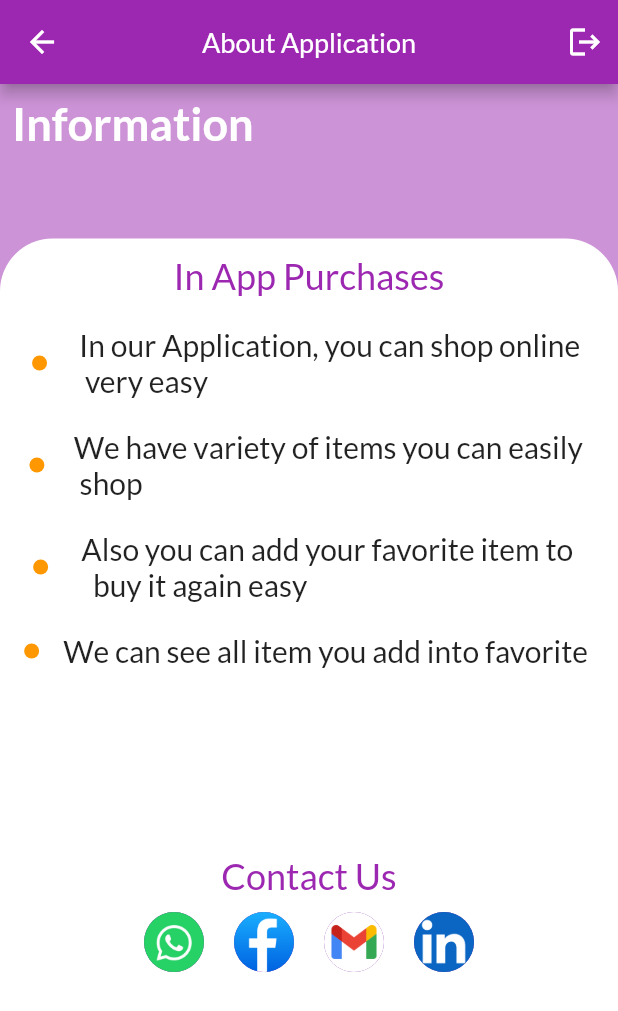
After one commit to MohamedKomi/iti_shop, a Flutter app: the AboutApplicationScreen screen opened directly, on a phone screen of 412 x 824 dp. The commit adds this screen. Shown: the top 1011 px of the screen. Run offline on Flutter 3.47's test engine with Material 2 defaults, Android fonts, the phone set to English and light mode, and no system bars; our stand-ins replace shared_preferences; accounts and stored records are empty.

Commit message:
about app screen

```diff
--- a/lib/main.dart
+++ b/lib/main.dart
@@ -1,7 +1,7 @@
 import 'package:flutter/material.dart';
 import 'package:provider/provider.dart';
 import 'package:shop_app/providers/products.dart';
-import 'package:shop_app/splash/splash_screen.dart';
+import 'package:shop_app/screens/splash_screen.dart';
 
 import './providers/auth.dart';
 import './providers/cart.dart';
--- /dev/null
+++ b/lib/screens/about_app_screen.dart
@@ -0,0 +1,51 @@
+import 'package:flutter/material.dart';
+import 'package:shop_app/widgets/content_page_about_app.dart';
+
+class AboutApplicationScreen extends StatelessWidget {
+  const AboutApplicationScreen({Key? key}) : super(key: key);
+
+  @override
+  Widget build(BuildContext context) {
+    return SafeArea(
+      child: Scaffold(
+        backgroundColor: Colors.white,
+        appBar: AppBar(
+          centerTitle: true,
+          title: const Text(
+            'About Application',
+            style: TextStyle(fontSize: 18, color: Colors.white),
+          ),
+          actions: const [
+            Padding(
+              padding: EdgeInsets.only(right: 10),
+              child: Icon(Icons.logout),
+            ),
+          ],
+        ),
+        body: Column(
+          children: [
+            Stack(
+              children: [_infoCard(context), const ContentPage()],
+            )
+          ],
+        ),
+      ),
+    );
+  }
+
+  Widget _infoCard(context) {
+    return Container(
+      width: MediaQuery.of(context).size.width,
+      height: MediaQuery.of(context).size.height / 1.2,
+      color: Colors.purple.withOpacity(.5),
+      child: const Padding(
+        padding: EdgeInsets.all(8.0),
+        child: Text(
+          "Information",
+          style: TextStyle(
+              fontSize: 30, fontWeight: FontWeight.bold, color: Colors.white),
+        ),
+      ),
+    );
+  }
+}
--- a/lib/screens/splash_screen.dart
+++ b/lib/screens/splash_screen.dart
@@ -1,35 +1,57 @@
-//
-// import 'package:animator/animator.dart';
-// import 'package:flutter/material.dart';
-//
-// class SplashScreen extends StatefulWidget {
-//   @override
-//   _SplashScreenState createState() => _SplashScreenState();
-// }
-//
-// class _SplashScreenState extends State<SplashScreen> {
-//   @override
-//   Widget build(BuildContext context) {
-//     double _width = MediaQuery.of(context).size.width;
-//     return Scaffold(
-//       appBar: AppBar(),
-//       body: Center(
-//         child: SizedBox(
-//           height: _width / 2.7,
-//           width: _width / 2.7,
-//           child: Animator<double>(
-//             duration: const Duration(milliseconds: 1000),
-//             cycles: 0,
-//             curve: Curves.easeInOut,
-//             tween: Tween<double>(begin: 15.0, end: 25.0),
-//             builder: (context, animatorState, child) => Icon(
-//               Icons.shopping_cart,
-//               size: animatorState.value * 5,
-//               color: Colors.blueGrey,
-//             ),
-//           ),
-//         ),
-//       ),
-//     );
-//   }
-// }
+import 'dart:async';
+
+import 'package:flutter/material.dart';
+import 'package:shop_app/screens/auth_screen.dart';
+
+class SplashScreen extends StatefulWidget {
+  const SplashScreen({Key? key}) : super(key: key);
+
+  @override
+  State<SplashScreen> createState() => _SplashScreenState();
+}
+
+class _SplashScreenState extends State<SplashScreen> {
+  Timer? _timer;
+  _startDelay() {
+    _timer = Timer(const Duration(seconds: 30), _goNext);
+  }
+
+  _goNext() {
+    Navigator.push(
+      context,
+      MaterialPageRoute(
+        builder: (context) => const AuthScreen(),
+      ),
+    );
+  }
+
+  @override
+  void initState() {
+    super.initState();
+    _startDelay();
+  }
+
+  @override
+  Widget build(BuildContext context) {
+    return Scaffold(
+      body: Column(
+        mainAxisAlignment: MainAxisAlignment.center,
+        crossAxisAlignment: CrossAxisAlignment.center,
+        children: [
+          Text(
+            'Splash Screen ',
+            textAlign: TextAlign.right,
+            style: TextStyle(
+                color: Colors.pink, fontSize: 25, fontWeight: FontWeight.bold),
+          )
+        ],
+      ),
+    );
+  }
+
+  @override
+  void dispose() {
+    super.dispose();
+    _timer?.cancel();
+  }
+}
--- a/lib/sign_in/sign_in_screen.dart
+++ /dev/null
@@ -1,10 +0,0 @@
-import 'package:flutter/material.dart';
-
-class SignScreen extends StatelessWidget {
-  const SignScreen({Key? key}) : super(key: key);
-
-  @override
-  Widget build(BuildContext context) {
-    return const Scaffold();
-  }
-}
--- a/lib/splash/splash_screen.dart
+++ /dev/null
@@ -1,57 +0,0 @@
-import 'dart:async';
-
-import 'package:flutter/material.dart';
-import 'package:shop_app/screens/auth_screen.dart';
-
-class SplashScreen extends StatefulWidget {
-  const SplashScreen({Key? key}) : super(key: key);
-
-  @override
-  State<SplashScreen> createState() => _SplashScreenState();
-}
-
-class _SplashScreenState extends State<SplashScreen> {
-  Timer? _timer;
-  _startDelay() {
-    _timer = Timer(const Duration(seconds: 3), _goNext);
-  }
-
-  _goNext() {
-    Navigator.push(
-      context,
-      MaterialPageRoute(
-        builder: (context) => const AuthScreen(),
-      ),
-    );
-  }
-
-  @override
-  void initState() {
-    super.initState();
-    _startDelay();
-  }
-
-  @override
-  Widget build(BuildContext context) {
-    return Scaffold(
-      body: Column(
-        mainAxisAlignment: MainAxisAlignment.center,
-        crossAxisAlignment: CrossAxisAlignment.center,
-        children: const [
-          Text(
-            'Splash Screen ',
-            textAlign: TextAlign.right,
-            style: TextStyle(
-                color: Colors.pink, fontSize: 25, fontWeight: FontWeight.bold),
-          )
-        ],
-      ),
-    );
-  }
-
-  @override
-  void dispose() {
-    super.dispose();
-    _timer?.cancel();
-  }
-}
--- a/lib/widgets/app_drawer.dart
+++ b/lib/widgets/app_drawer.dart
@@ -1,8 +1,10 @@
 import 'package:flutter/material.dart';
 import 'package:provider/provider.dart';
+import 'package:shop_app/screens/about_app_screen.dart';
+
+import '../providers/auth.dart';
+import '../screens/orders_screen.dart';
 import '../screens/user_products_screen.dart';
-import '../screens/orders_screen.dart';
-import '../providers/auth.dart';
 
 class AppDrawer extends StatelessWidget {
   const AppDrawer({Key? key}) : super(key: key);
@@ -38,6 +40,22 @@ class AppDrawer extends StatelessWidget {
           ),
           const Divider(),
           ListTile(
+              leading: const Icon(Icons.info_outline),
+              title: const Text("About the application"),
+              onTap: () {}),
+          const Divider(),
+          ListTile(
+              leading: const Icon(Icons.group),
+              title: const Text("About the team "),
+              onTap: () => {
+                    Navigator.push(
+                        context,
+                        MaterialPageRoute(
+                          builder: (context) => const AboutApplicationScreen(),
+                        ))
+                  }),
+          const Divider(),
+          ListTile(
               leading: const Icon(Icons.logout),
               title: const Text("LogOut"),
               onTap: () {
@@ -45,16 +63,6 @@ class AppDrawer extends StatelessWidget {
                 Navigator.of(context).pushReplacementNamed('/');
                 Provider.of<Auth>(context, listen: false).logout();
               }),
-          const Divider(),
-          ListTile(
-              leading: const Icon(Icons.info_outline),
-              title: const Text("About the application"),
-              onTap: () {}),
-          const Divider(),
-          ListTile(
-              leading: const Icon(Icons.group),
-              title: const Text("About the team "),
-              onTap: () => {}),
         ],
       ),
     );
--- /dev/null
+++ b/lib/widgets/content_page_about_app.dart
@@ -0,0 +1,91 @@
+import 'package:flutter/material.dart';
+
+class ContentPage extends StatelessWidget {
+  const ContentPage({Key? key}) : super(key: key);
+
+  @override
+  Widget build(BuildContext context) {
+    return Positioned(
+      top: MediaQuery.of(context).size.height / 8,
+      child: Container(
+        width: MediaQuery.of(context).size.width,
+        height: MediaQuery.of(context).size.height / 1.2,
+        decoration: BoxDecoration(
+          color: Colors.white,
+          borderRadius: BorderRadius.circular(35),
+        ),
+        child: SingleChildScrollView(
+          child: Column(
+            children: [
+              _headCenterText("In App Purchases"),
+              _circleAndText(
+                  "In our Application, you can shop online \n very easy "),
+              _circleAndText("We have variety of items you can easily \n shop"),
+              _circleAndText(
+                  "Also you can add your favorite item to  \n  buy it again easy"),
+              _circleAndText("We can see all item you add into favorite "),
+              SizedBox(
+                height: MediaQuery.of(context).size.height / 8,
+              ),
+              _headCenterText("Contact Us"),
+              Row(
+                mainAxisAlignment: MainAxisAlignment.center,
+                children: [
+                  _contactCell("assets/images/WhatsApp.jpg"),
+                  _contactCell("assets/images/facebook.webp"),
+                  _contactCell("assets/images/gmail.png"),
+                  _contactCell("assets/images/linkedIn.png"),
+                ],
+              )
+            ],
+          ),
+        ),
+      ),
+    );
+  }
+
+  Widget _contactCell(imagePath, {onTap}) {
+    return Padding(
+      padding: const EdgeInsets.symmetric(horizontal: 10),
+      child: InkWell(
+        onTap: onTap,
+        child: CircleAvatar(
+          backgroundImage: AssetImage(imagePath),
+        ),
+      ),
+    );
+  }
+
+  Widget _circleAndText(title) {
+    return Padding(
+      padding: const EdgeInsets.symmetric(vertical: 10),
+      child: Row(
+        mainAxisAlignment: MainAxisAlignment.spaceEvenly,
+        children: [
+          const CircleAvatar(
+            radius: 5,
+            backgroundColor: Colors.orange,
+          ),
+          Text(
+            title,
+            style: const TextStyle(fontSize: 20, fontFamily: 'Lato'),
+          )
+        ],
+      ),
+    );
+  }
+
+  Widget _headCenterText(title) {
+    return Padding(
+      padding: const EdgeInsets.all(10),
+      child: Text(
+        title,
+        style: const TextStyle(
+            fontWeight: FontWeight.w500,
+            fontSize: 24,
+            color: Colors.purple,
+            fontFamily: 'Lato'),
+      ),
+    );
+  }
+}
--- a/pubspec.yaml
+++ b/pubspec.yaml
@@ -29,6 +29,10 @@ flutter:
   uses-material-design: true
   assets:
     - assets/images/product-placeholder.png
+    - assets/images/WhatsApp.jpg
+    - assets/images/facebook.webp
+    - assets/images/gmail.png
+    - assets/images/linkedIn.png
 
   fonts:
     - family: Lato
```
Also changed, not shown: assets/images/WhatsApp.jpg (added), assets/images/facebook.webp (added), assets/images/gmail.png (added), assets/images/linkedIn.png (added).
